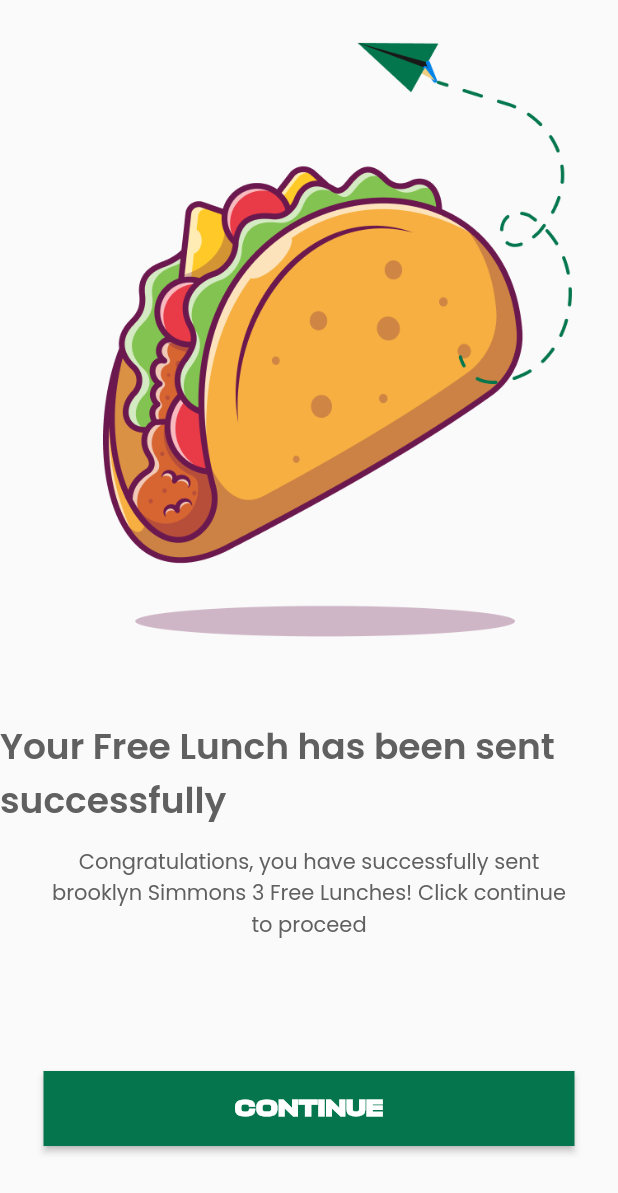
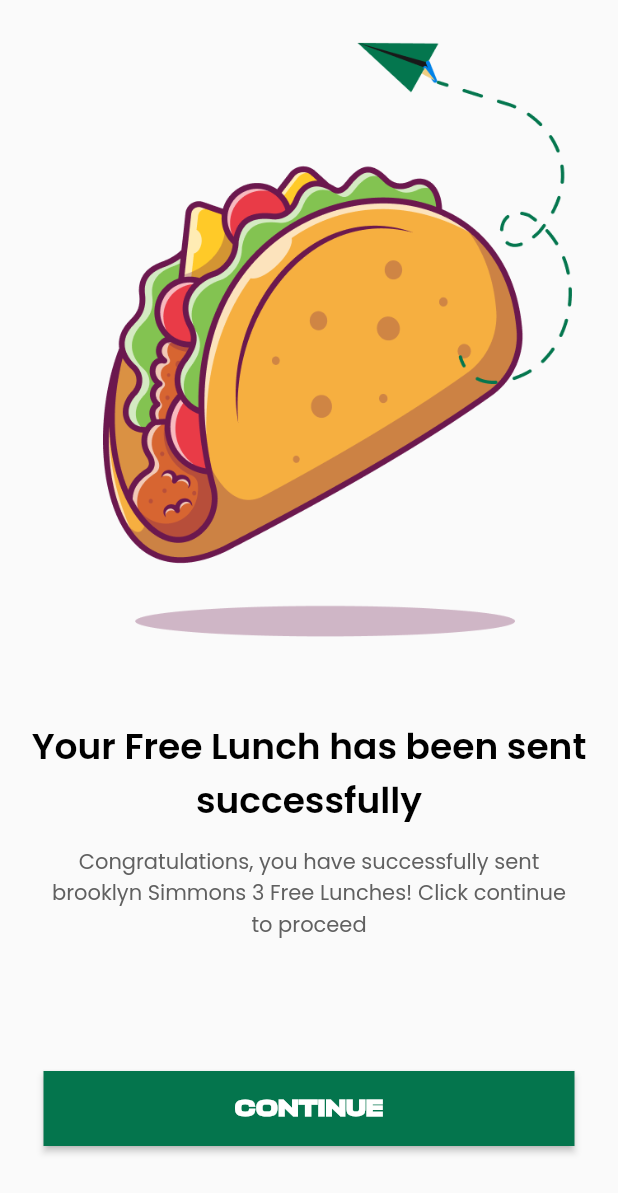
Before and after one commit to hngx-org/Eagles-food-mobile, a Flutter app: the SendLunchSuccess screen opened directly, on a phone screen of 412 x 824 dp. Shown: the top 1193 px of the screen. Run offline on Flutter 3.47's test engine with Material 2 defaults, Android fonts, the light colour scheme and no system bars; our stand-ins replace connectivity_plus, flutter_typeahead, fluttertoast, shared_preferences; accounts and stored records are empty.

Commit message:
Feature aaron (#38)
* Fixed the UI for send lunch send_lunch_success

* Update README.md

```diff
--- a/lib/screens/send_lunch/send_lunch_search.dart
+++ b/lib/screens/send_lunch/send_lunch_search.dart
@@ -2,6 +2,7 @@ import 'package:flutter/material.dart';
 import 'package:hng_task3/widgets/send_lunch/send_lunch_searchbar.dart';
 import 'package:hng_task3/widgets/send_lunch/navigationwidget.dart';
 import 'package:hng_task3/screens/menu/components/nav_screen.dart';
+// import 'package:hng_task3/screens/send_lunch/send_lunch_success.dart';
 
 class SendLunchSearch extends StatefulWidget {
   const SendLunchSearch({super.key});
@@ -30,9 +31,12 @@ class _SendLunchSearchState extends State<SendLunchSearch> {
                 icon: Image.asset("assets/icons/icon-back.png"),
                 onPressed: () {
                   Navigator.push(
-                      context,
-                      MaterialPageRoute(
-                          builder: (context) => const NavScreen()));
+                    context,
+                    MaterialPageRoute(
+                      builder: (context) => const NavScreen(),
+                      // builder: (context) => const SendLunchSuccess(),
+                    ),
+                  );
                 },
               ),
             ),
--- a/lib/screens/send_lunch/send_lunch_success.dart
+++ b/lib/screens/send_lunch/send_lunch_success.dart
@@ -1,4 +1,5 @@
 import 'package:flutter/material.dart';
+import 'package:hng_task3/configs/colors.dart';
 
 class SendLunchSuccess extends StatelessWidget {
   const SendLunchSuccess({super.key});
@@ -20,8 +21,9 @@ class SendLunchSuccess extends StatelessWidget {
                   children: [
                     Text(
                       "Your Free Lunch has been sent successfully",
+                      textAlign: TextAlign.center,
                       style: TextStyle(
-                        fontFamily: 'Poppins',
+                        color: Colors.black,
                         fontSize: 24,
                         fontWeight: FontWeight.w600,
                       ),
@@ -30,12 +32,14 @@ class SendLunchSuccess extends StatelessWidget {
                       padding:
                           EdgeInsets.symmetric(horizontal: 28, vertical: 12),
                       // TODO: Fix the spacing of the text widget.
+                      child: Center(
                         child: Text(
                           "Congratulations, you have successfully sent brooklyn Simmons 3 Free Lunches! Click continue to proceed",
                           textAlign: TextAlign.center,
                           style: TextStyle(
                             fontSize: 14,
                             fontWeight: FontWeight.w400,
+                          ),
                         ),
                       ),
                     ),
```
Also changed, not shown: 1 other file. Lines whose indentation alone changed are shown as unchanged.
